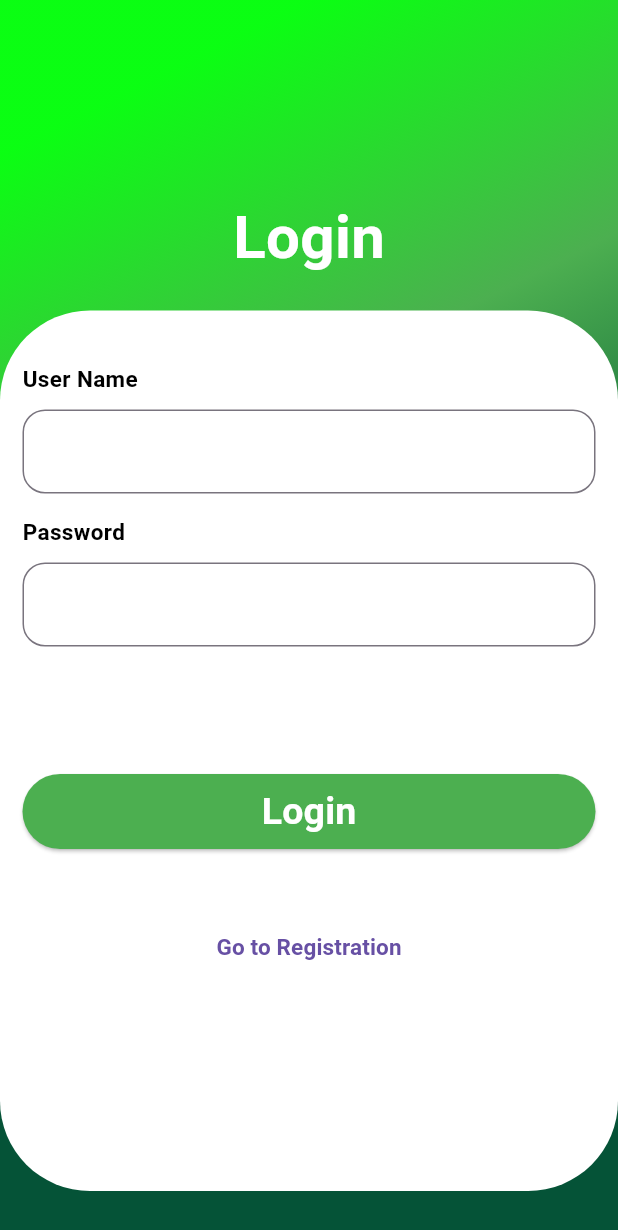
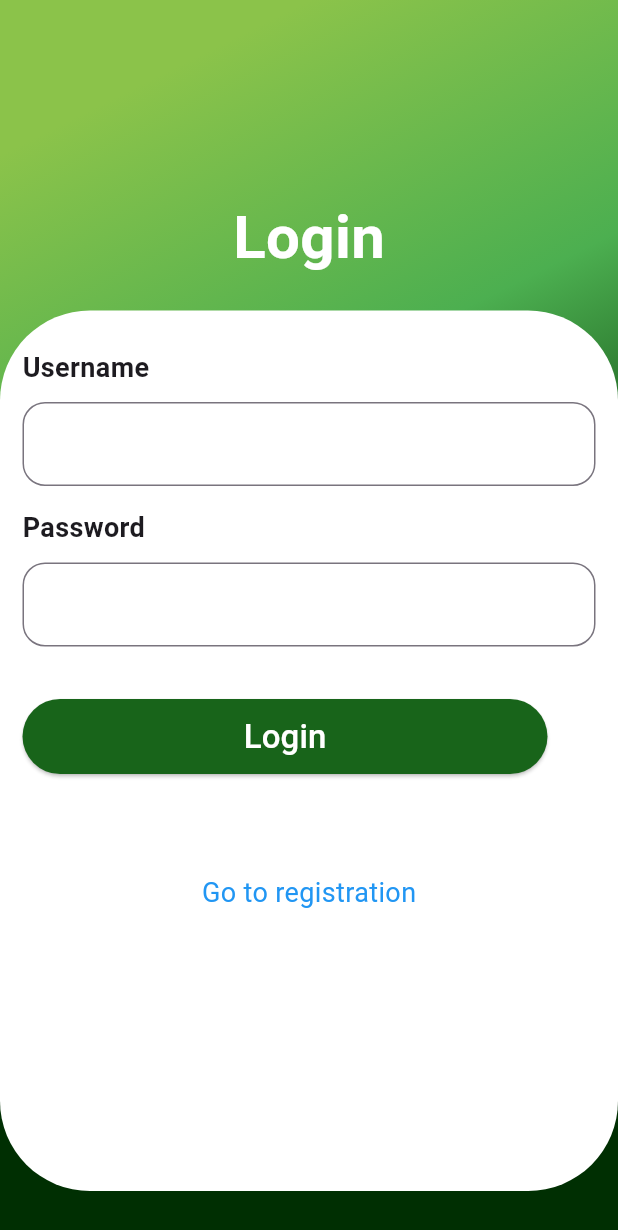
Before and after one commit to meerapm2020/user_authentication, a Flutter app: the screen it shows after launch, on a phone screen of 412 x 824 dp. Shown: the top 1230 px of the screen. Run offline on Flutter 3.47's test engine with Material 3 defaults, Android fonts, the phone set to English and light mode, and no system bars; our stand-ins replace shared_preferences.

Commit message:
second commit

```diff
--- /dev/null
+++ b/lib/login_page.dart
@@ -0,0 +1,152 @@
+import 'package:flutter/material.dart';
+import 'package:shared_preferences/shared_preferences.dart';
+import 'package:user_authentication/home.dart';
+import 'package:user_authentication/registration.dart';
+
+class Login extends StatefulWidget {
+  @override
+  State<Login> createState() => _StateLogin();
+}
+
+class _StateLogin extends State<Login> {
+  TextEditingController usernameController = TextEditingController();
+  TextEditingController passwordController = TextEditingController();
+
+  String loginMessage = '';
+
+  Future<void> login() async {
+    SharedPreferences prefs = await SharedPreferences.getInstance();
+
+    String? storedUsername = prefs.getString('username');
+    String? storedPassword = prefs.getString('password');
+
+    if (storedUsername == usernameController.text &&
+        storedPassword == passwordController.text) {
+      setState(() {
+        loginMessage = "Login Successful";
+        Navigator.push(
+            context, MaterialPageRoute(builder: (context) => HomePage()));
+      });
+    } else {
+      setState(() {
+        loginMessage = "Invalid credentials. please try again!";
+      });
+    }
+  }
+
+  @override
+  Widget build(BuildContext context) {
+    return Scaffold(
+        body: Container(
+      padding: EdgeInsets.symmetric(vertical: 30),
+      width: double.infinity,
+      decoration: BoxDecoration(
+          gradient: LinearGradient(begin: Alignment.topCenter, colors: <Color>[
+        Colors.lightGreen,
+        Colors.green,
+        const Color.fromARGB(255, 0, 47, 2)
+      ])),
+      child: Column(
+        crossAxisAlignment: CrossAxisAlignment.center,
+        children: [
+          SizedBox(height: 80),
+          Padding(
+            padding: const EdgeInsets.all(20.0),
+            child: Column(
+              crossAxisAlignment: CrossAxisAlignment.center,
+              children: [
+                Text("Login",
+                    style: TextStyle(
+                        color: Colors.white,
+                        fontWeight: FontWeight.bold,
+                        fontSize: 40)),
+              ],
+            ),
+          ),
+          Expanded(
+              child: Container(
+                  decoration: BoxDecoration(
+                      color: Colors.white,
+                      borderRadius: BorderRadius.only(
+                        topLeft: Radius.circular(60),
+                        topRight: Radius.circular(60),
+                        bottomLeft: Radius.circular(60),
+                        bottomRight: Radius.circular(60),
+                      )),
+                  child: Padding(
+                    padding: const EdgeInsets.symmetric(
+                        horizontal: 15, vertical: 15),
+                    child: Column(
+                      mainAxisAlignment: MainAxisAlignment.start,
+                      crossAxisAlignment: CrossAxisAlignment.start,
+                      children: [
+                        SizedBox(height: 10),
+                        Text("Username",
+                            style: TextStyle(
+                                fontSize: 18, fontWeight: FontWeight.bold)),
+                        SizedBox(height: 10),
+                        TextField(
+                          controller: usernameController,
+                          decoration: InputDecoration(
+                              border: OutlineInputBorder(
+                                  borderRadius: BorderRadius.circular(15))),
+                        ),
+                        SizedBox(height: 15),
+                        Text("Password",
+                            style: TextStyle(
+                                fontSize: 18, fontWeight: FontWeight.bold)),
+                        SizedBox(height: 10),
+                        TextField(
+                          obscureText: true,
+                          controller: passwordController,
+                          decoration: InputDecoration(
+                              border: OutlineInputBorder(
+                                  borderRadius: BorderRadius.circular(15))),
+                        ),
+                        SizedBox(height: 35),
+                        SizedBox(
+                          width: 350,
+                          height: 50,
+                          child: ElevatedButton(
+                            onPressed: () {
+                              login();
+                            },
+                            child: Text("Login",
+                                style: TextStyle(
+                                    color: Colors.white, fontSize: 22)),
+                            style: ElevatedButton.styleFrom(
+                                backgroundColor:
+                                    const Color.fromARGB(255, 24, 100, 26)),
+                          ),
+                        ),
+                        SizedBox(height: 20),
+                        Center(
+                          child: Text(
+                            loginMessage,
+                            style: TextStyle(fontSize: 18),
+                          ),
+                        ),
+                        SizedBox(height: 20),
+                        Center(
+                          child: GestureDetector(
+                            onTap: () {
+                              Navigator.push(
+                                  context,
+                                  MaterialPageRoute(
+                                      builder: (context) => Register()));
+                            },
+                            child: Text(
+                              "Go to registration",
+                              style:
+                                  TextStyle(color: Colors.blue, fontSize: 18),
+                            ),
+                          ),
+                        ),
+                      ],
+                    ),
+                  )))
+        ],
+      ),
+    ));
+  }
+}
--- a/lib/main.dart
+++ b/lib/main.dart
@@ -1,5 +1,8 @@
 import 'package:flutter/material.dart';
 import 'package:user_authentication/login.dart';
+import 'package:user_authentication/login_page.dart';
+import 'package:user_authentication/register.dart';
+import 'package:user_authentication/registration.dart';
 
 void main() {
   runApp(const MyApp());
@@ -13,7 +16,7 @@ class MyApp extends StatelessWidget {
   Widget build(BuildContext context) {
     return MaterialApp(
       debugShowCheckedModeBanner: false,
-      home: LoginSharedpref(),
+      home: Login(),
     );
   }
 }
```
Also changed, not shown: lib/registration.dart (added, +147 -0 lines).
